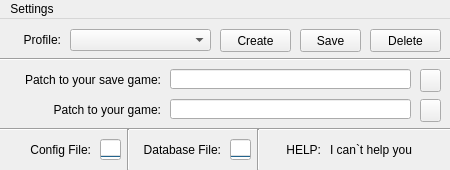
The window that GUI_main.ui (KuFoX-kfx/PZ_CMF) describes before a commit, drawn with Qt 5.
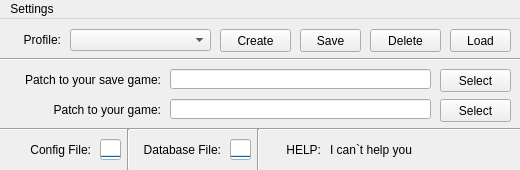
The same window after the commit.

Commit message: Change some GUI and add some logic to main

```diff
--- a/GUI_main.ui
+++ b/GUI_main.ui
@@ -6,7 +6,7 @@
    <rect>
     <x>0</x>
     <y>0</y>
-    <width>450</width>
+    <width>520</width>
     <height>170</height>
    </rect>
   </property>
@@ -45,7 +45,7 @@
      <rect>
       <x>0</x>
       <y>30</y>
-      <width>451</width>
+      <width>521</width>
       <height>21</height>
      </rect>
     </property>
@@ -122,7 +122,7 @@
      <rect>
       <x>170</x>
       <y>50</y>
-      <width>241</width>
+      <width>261</width>
       <height>20</height>
      </rect>
     </property>
@@ -130,9 +130,9 @@
    <widget class="QPushButton" name="PSHBTN_SPSG">
     <property name="geometry">
      <rect>
-      <x>420</x>
+      <x>440</x>
       <y>50</y>
-      <width>21</width>
+      <width>71</width>
       <height>23</height>
      </rect>
     </property>
@@ -140,7 +140,7 @@
      <string>Select dialog</string>
     </property>
     <property name="text">
-     <string/>
+     <string>Select</string>
     </property>
    </widget>
    <widget class="QLabel" name="LBL_3">
@@ -162,9 +162,9 @@
    <widget class="QPushButton" name="PSHBTN_SPYG">
     <property name="geometry">
      <rect>
-      <x>420</x>
+      <x>440</x>
       <y>80</y>
-      <width>21</width>
+      <width>71</width>
       <height>23</height>
      </rect>
     </property>
@@ -172,7 +172,7 @@
      <string>Select dialog</string>
     </property>
     <property name="text">
-     <string/>
+     <string>Select</string>
     </property>
    </widget>
    <widget class="QLineEdit" name="LNEdit_PTYG">
@@ -180,7 +180,7 @@
      <rect>
       <x>170</x>
       <y>80</y>
-      <width>241</width>
+      <width>261</width>
       <height>20</height>
      </rect>
     </property>
@@ -190,7 +190,7 @@
      <rect>
       <x>0</x>
       <y>100</y>
-      <width>451</width>
+      <width>521</width>
       <height>21</height>
      </rect>
     </property>
@@ -321,7 +321,7 @@
      <rect>
       <x>330</x>
       <y>120</y>
-      <width>121</width>
+      <width>181</width>
       <height>21</height>
      </rect>
     </property>
@@ -329,13 +329,26 @@
      <string>I can`t help you</string>
     </property>
    </widget>
+   <widget class="QPushButton" name="PSHBTN_Load">
+    <property name="geometry">
+     <rect>
+      <x>450</x>
+      <y>10</y>
+      <width>61</width>
+      <height>23</height>
+     </rect>
+    </property>
+    <property name="text">
+     <string>Load</string>
+    </property>
+   </widget>
   </widget>
   <widget class="QMenuBar" name="menuBar">
    <property name="geometry">
     <rect>
      <x>0</x>
      <y>0</y>
-     <width>450</width>
+     <width>520</width>
      <height>21</height>
     </rect>
    </property>
```
The commit also changes 5 other files.
